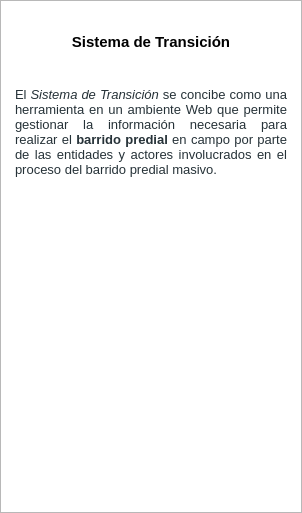
Old version of the form asistente_ladm_col/ui/transitional_system/home_widget.ui in the repository SwissTierrasColombia/Asistente-LADM-COL.
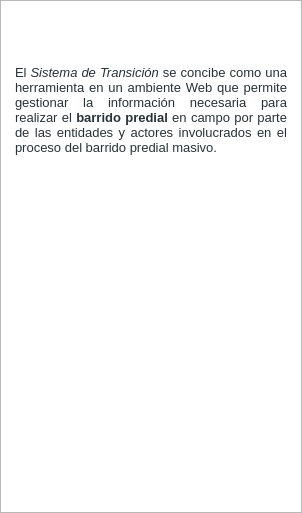
New version of the form. Icons and pictures are not drawn.

Commit message: [gui] Update ST icons

What changed in the file:
```diff
--- a/asistente_ladm_col/ui/transitional_system/home_widget.ui
+++ b/asistente_ladm_col/ui/transitional_system/home_widget.ui
@@ -56,11 +56,12 @@
 &lt;/style&gt;&lt;/head&gt;&lt;body style=&quot; font-family:'Noto Sans'; font-size:9pt; font-weight:400; font-style:normal;&quot;&gt;
 &lt;p align=&quot;center&quot; style=&quot;-qt-paragraph-type:empty; margin-top:0px; margin-bottom:0px; margin-left:0px; margin-right:0px; -qt-block-indent:0; text-indent:0px;&quot;&gt;&lt;br /&gt;&lt;/p&gt;
 &lt;p align=&quot;center&quot; style=&quot;-qt-paragraph-type:empty; margin-top:0px; margin-bottom:0px; margin-left:0px; margin-right:0px; -qt-block-indent:0; text-indent:0px;&quot;&gt;&lt;br /&gt;&lt;/p&gt;
-&lt;p align=&quot;center&quot; style=&quot; margin-top:0px; margin-bottom:0px; margin-left:0px; margin-right:0px; -qt-block-indent:0; text-indent:0px;&quot;&gt;&lt;img src=&quot;:/Asistente-LADM_COL/resources/images/home.svg&quot; /&gt;&lt;/p&gt;
-&lt;p align=&quot;center&quot; style=&quot; margin-top:0px; margin-bottom:0px; margin-left:0px; margin-right:0px; -qt-block-indent:0; text-indent:0px;&quot;&gt;&lt;span style=&quot; font-size:11pt; font-weight:600;&quot;&gt;Sistema de Transición&lt;/span&gt;&lt;/p&gt;
+&lt;p align=&quot;center&quot; style=&quot; margin-top:0px; margin-bottom:0px; margin-left:0px; margin-right:0px; -qt-block-indent:0; text-indent:0px;&quot;&gt;&lt;img src=&quot;:/Asistente-LADM_COL/resources/images/st_white.png&quot; /&gt;&lt;/p&gt;
 &lt;p align=&quot;center&quot; style=&quot;-qt-paragraph-type:empty; margin-top:0px; margin-bottom:0px; margin-left:0px; margin-right:0px; -qt-block-indent:0; text-indent:0px; font-size:11pt; font-weight:600;&quot;&gt;&lt;br /&gt;&lt;/p&gt;
-&lt;p align=&quot;center&quot; style=&quot;-qt-paragraph-type:empty; margin-top:0px; margin-bottom:0px; margin-left:0px; margin-right:0px; -qt-block-indent:0; text-indent:0px; font-size:11pt; font-weight:600;&quot;&gt;&lt;br /&gt;&lt;/p&gt;
-&lt;p align=&quot;justify&quot; style=&quot; margin-top:0px; margin-bottom:0px; margin-left:10px; margin-right:10px; -qt-block-indent:0; text-indent:0px;&quot;&gt;&lt;span style=&quot; font-family:'Roboto,sans-serif'; font-size:13px; color:#263238;&quot;&gt;El &lt;/span&gt;&lt;span style=&quot; font-family:'Roboto,sans-serif'; font-size:13px; font-style:italic; color:#263238;&quot;&gt;Sistema de Transición&lt;/span&gt;&lt;span style=&quot; font-family:'Roboto,sans-serif'; font-size:13px; color:#263238;&quot;&gt; se concibe como una herramienta en un ambiente Web que permite gestionar la información necesaria para realizar el &lt;/span&gt;&lt;span style=&quot; font-family:'Roboto,sans-serif'; font-size:13px; font-weight:600; color:#263238;&quot;&gt;barrido predial&lt;/span&gt;&lt;span style=&quot; font-family:'Roboto,sans-serif'; font-size:13px; color:#263238;&quot;&gt; en campo por parte de las entidades y actores involucrados en el proceso del barrido predial masivo.  &lt;/span&gt;</string>
+&lt;p align=&quot;justify&quot; style=&quot; margin-top:0px; margin-bottom:0px; margin-left:10px; margin-right:10px; -qt-block-indent:0; text-indent:0px;&quot;&gt;&lt;span style=&quot; font-family:'Roboto,sans-serif'; font-size:13px; color:#263238;&quot;&gt;El &lt;/span&gt;&lt;span style=&quot; font-family:'Roboto,sans-serif'; font-size:13px; font-style:italic; color:#263238;&quot;&gt;Sistema de Transición&lt;/span&gt;&lt;span style=&quot; font-family:'Roboto,sans-serif'; font-size:13px; color:#263238;&quot;&gt; se concibe como una herramienta en un ambiente Web que permite gestionar la información necesaria para realizar el &lt;/span&gt;&lt;span style=&quot; font-family:'Roboto,sans-serif'; font-size:13px; font-weight:600; color:#263238;&quot;&gt;barrido predial&lt;/span&gt;&lt;span style=&quot; font-family:'Roboto,sans-serif'; font-size:13px; color:#263238;&quot;&gt; en campo por parte de las entidades y actores involucrados en el proceso del barrido predial masivo.  &lt;/span&gt;&lt;/p&gt;
+&lt;p align=&quot;justify&quot; style=&quot;-qt-paragraph-type:empty; margin-top:0px; margin-bottom:0px; margin-left:10px; margin-right:10px; -qt-block-indent:0; text-indent:0px; font-family:'Roboto,sans-serif'; font-size:13px; color:#263238;&quot;&gt;&lt;br /&gt;&lt;/p&gt;
+&lt;p align=&quot;justify&quot; style=&quot;-qt-paragraph-type:empty; margin-top:0px; margin-bottom:0px; margin-left:10px; margin-right:10px; -qt-block-indent:0; text-indent:0px; font-family:'Roboto,sans-serif'; font-size:13px; color:#263238;&quot;&gt;&lt;br /&gt;&lt;/p&gt;
+&lt;p align=&quot;center&quot; style=&quot; margin-top:0px; margin-bottom:0px; margin-left:10px; margin-right:10px; -qt-block-indent:0; text-indent:0px;&quot;&gt;&lt;img src=&quot;:/Asistente-LADM_COL/resources/images/powered_by.png&quot; /&gt;&lt;/p&gt;&lt;/body&gt;&lt;/html&gt;</string>
      </property>
     </widget>
    </item>
```
Left out of the diff: 1 changed line with no effect on the pictures. The commit also changes 5 other files.
